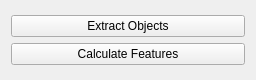
Qt form ilastik/applets/objectExtraction/drawer.ui (ilastik/ilastik) before a commit.
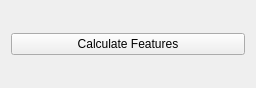
The same form after that commit.

Commit message: ObjectExtraction: Replaced OpLabelImage with the one from lazyflow.

```diff
--- a/ilastik/applets/objectExtraction/drawer.ui
+++ b/ilastik/applets/objectExtraction/drawer.ui
@@ -7,7 +7,7 @@
     <x>0</x>
     <y>0</y>
     <width>256</width>
-    <height>80</height>
+    <height>88</height>
    </rect>
   </property>
   <property name="sizePolicy">
@@ -34,16 +34,6 @@
   <layout class="QVBoxLayout" name="verticalLayout_2">
    <item>
     <layout class="QVBoxLayout" name="verticalLayout_5">
-     <item>
-      <widget class="QPushButton" name="labelImageButton">
-       <property name="styleSheet">
-        <string notr="true"/>
-       </property>
-       <property name="text">
-        <string>Extract Objects</string>
-       </property>
-      </widget>
-     </item>
      <item>
       <widget class="QPushButton" name="calculateFeaturesButton">
        <property name="text">
```
The commit also changes 5 other files.
